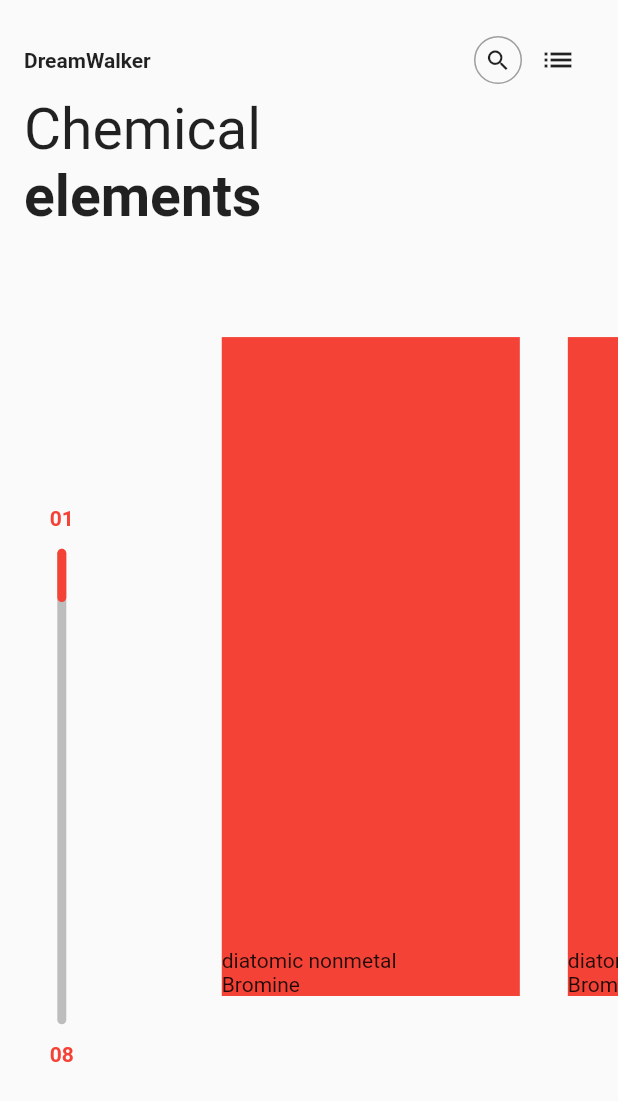
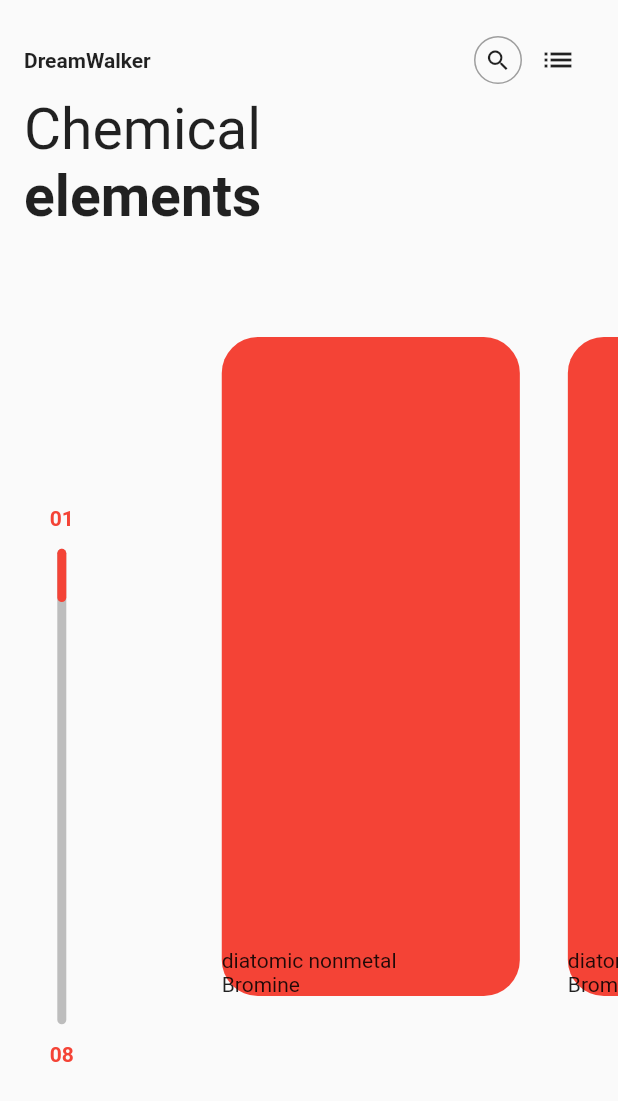
Before and after one commit to JAICHANGPARK/flutter_notebook_8th_story, a Flutter app: the screen it shows after launch, on a phone screen of 412 x 824 dp. Shown: the top 1101 px of the screen. Run offline on Flutter 3.47's test engine with Material 2 defaults, Android fonts, the phone set to English and light mode, and no system bars.

Commit message:
Update element_main_page.dart

```diff
--- a/lib/ep551_element_app/element_main_page.dart
+++ b/lib/ep551_element_app/element_main_page.dart
@@ -140,7 +140,8 @@ class _ElementMainPageState extends State<ElementMainPage> {
                                 itemBuilder: (context, index) {
                                   return Container(
                                     margin: EdgeInsets.symmetric(horizontal: 16),
-                                    decoration: BoxDecoration(color: Colors.red),
+                                    decoration: BoxDecoration(color: Colors.red,
+                                    borderRadius: BorderRadius.circular(24)),
                                     child: Column(
                                       crossAxisAlignment: CrossAxisAlignment.start,
                                       children: [
```
